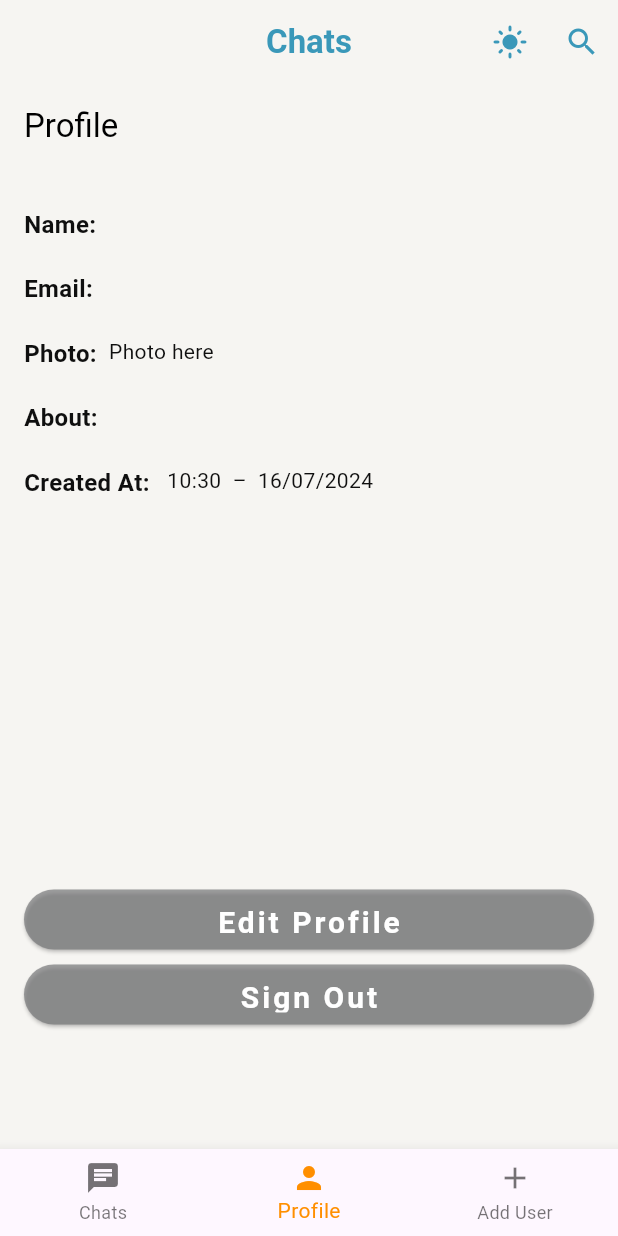
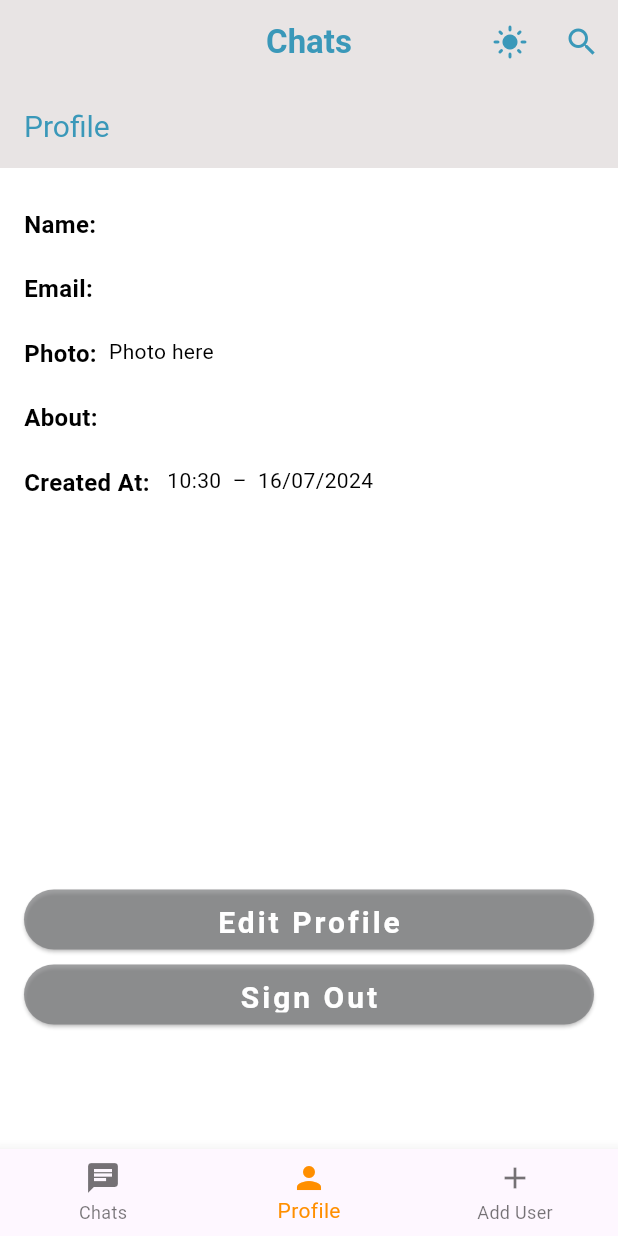
Before and after one commit to SharanyaAdane/IntelliChat, a Flutter app: the screen it shows once a user with an empty profile is signed in, item 2 of the bottom bar chosen, on a phone screen of 412 x 824 dp. Run offline on Flutter 3.47's test engine with Material 3 defaults, Android fonts, the phone set to English and light mode, and no system bars; our stand-ins replace cloud_firestore, firebase_auth, firebase_core, get, google_generative_ai, google_sign_in and 1 more; missing offline and left inert: dart:ffi; accounts and stored records are empty.

Commit message:
Updated app

```diff
--- a/lib/Addons/theme.dart
+++ b/lib/Addons/theme.dart
@@ -3,25 +3,26 @@ import 'package:flutter/material.dart';
 ThemeData lightTheme() {
   return ThemeData.light().copyWith(
     colorScheme: const ColorScheme.light().copyWith(
-      primary: const Color(0xFFF6F5F2),
+      primary: const Color(0xFF03AED2),
       secondary: const Color(0xFFF6F5F2),
       surface: const Color(0xFF03AED2),
       background: Colors.white,
-      onBackground: const Color(0xFF03AED2),
+      onBackground: const Color(0xFF000000), // Changed to ensure readability
     ),
-    scaffoldBackgroundColor: Colors.transparent,
+    scaffoldBackgroundColor: Colors.white,
     iconTheme: const IconThemeData(color: Color(0xFF3A98B9)),
     appBarTheme: const AppBarTheme(
-      backgroundColor: Colors.transparent,
+      backgroundColor: Color.fromARGB(255, 232, 228, 228),
       iconTheme: IconThemeData(color: Color(0xFF3A98B9)),
+      titleTextStyle: TextStyle(color: Color(0xFF3A98B9), fontSize: 20),
     ),
     textTheme: const TextTheme(
-      titleLarge: TextStyle(color: Color(0xFF3A98B9)),
-      titleMedium: TextStyle(color: Color(0xFF3A98B9)),
-      titleSmall: TextStyle(color: Color(0xFF3A98B9)),
-      bodyLarge: TextStyle(color: Color.fromARGB(255, 13, 13, 13)),
-      bodyMedium: TextStyle(color: Color.fromARGB(255, 15, 15, 15)),
-      bodySmall: TextStyle(color: Color.fromARGB(255, 12, 12, 12)),
+      titleLarge: TextStyle(color: Color(0xFF3A98B9), fontSize: 22),
+      titleMedium: TextStyle(color: Color(0xFF3A98B9), fontSize: 18),
+      titleSmall: TextStyle(color: Color(0xFF3A98B9), fontSize: 16),
+      bodyLarge: TextStyle(color: Color(0xFF000000), fontSize: 16),
+      bodyMedium: TextStyle(color: Color(0xFF000000), fontSize: 14),
+      bodySmall: TextStyle(color: Color(0xFF000000), fontSize: 12),
     ),
   );
 }
@@ -29,25 +30,26 @@ ThemeData lightTheme() {
 ThemeData darkTheme() {
   return ThemeData.dark().copyWith(
     colorScheme: const ColorScheme.dark().copyWith(
-      primary: const Color(0xFF222831),
-      secondary: const Color(0xFF76ABAE),
+      primary: const Color(0xFF76ABAE),
+      secondary: const Color(0xFF222831),
       surface: Colors.black87,
       background: Colors.black87,
       onBackground: Colors.white,
     ),
-    scaffoldBackgroundColor: Colors.transparent,
+    scaffoldBackgroundColor: Color.fromARGB(198, 12, 44, 56),
     iconTheme: const IconThemeData(color: Colors.white),
     appBarTheme: const AppBarTheme(
-      backgroundColor: Colors.transparent,
+      backgroundColor: Color.fromARGB(198, 12, 44, 56), // Colors.black87,
       iconTheme: IconThemeData(color: Colors.white),
+      titleTextStyle: TextStyle(color: Colors.white, fontSize: 20),
     ),
     textTheme: const TextTheme(
-      titleLarge: TextStyle(color: Colors.white),
-      titleMedium: TextStyle(color: Colors.white),
-      titleSmall: TextStyle(color: Colors.white),
-      bodyLarge: TextStyle(color: Colors.white),
-      bodyMedium: TextStyle(color: Colors.white),
-      bodySmall: TextStyle(color: Colors.white),
+      titleLarge: TextStyle(color: Colors.white, fontSize: 22),
+      titleMedium: TextStyle(color: Colors.white, fontSize: 18),
+      titleSmall: TextStyle(color: Colors.white, fontSize: 16),
+      bodyLarge: TextStyle(color: Colors.white, fontSize: 16),
+      bodyMedium: TextStyle(color: Colors.white, fontSize: 14),
+      bodySmall: TextStyle(color: Colors.white, fontSize: 12),
     ),
   );
 }
--- a/pubspec.yaml
+++ b/pubspec.yaml
@@ -45,6 +45,7 @@ dependencies:
   firebase_ui_oauth_google: ^1.3.2
   cloud_firestore: ^4.17.5
   intl: ^0.19.0
+  google_generative_ai: ^0.4.3
 
 
 dev_dependencies:
```
Also changed, not shown: lib/Addons/chat_bubble.dart (+17 -0 lines), lib/models/chatservice.dart (+43 -0 lines), lib/models/geminiAI_service.dart (added, +38 -0 lines), lib/models/smart_rply.dart (added, +27 -0 lines), lib/pages/chatscreen.dart (+125 -34 lines), pubspec.lock.
